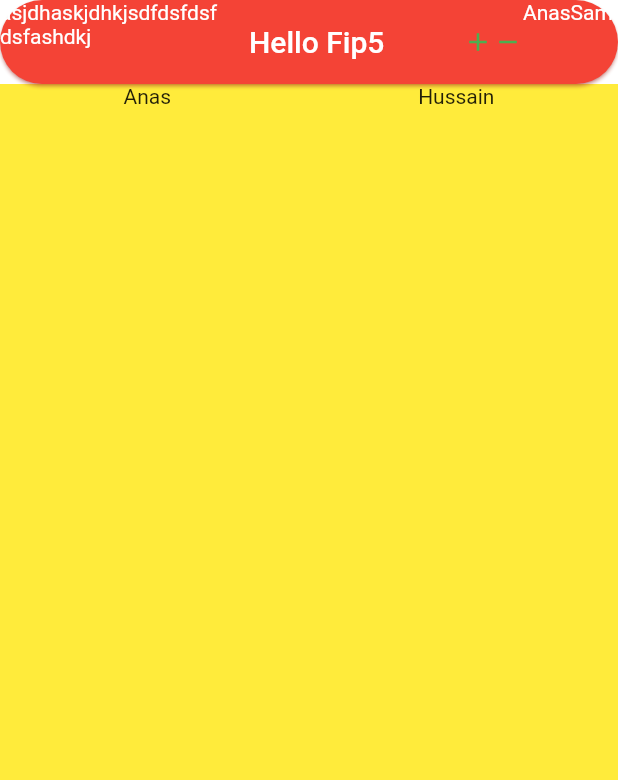
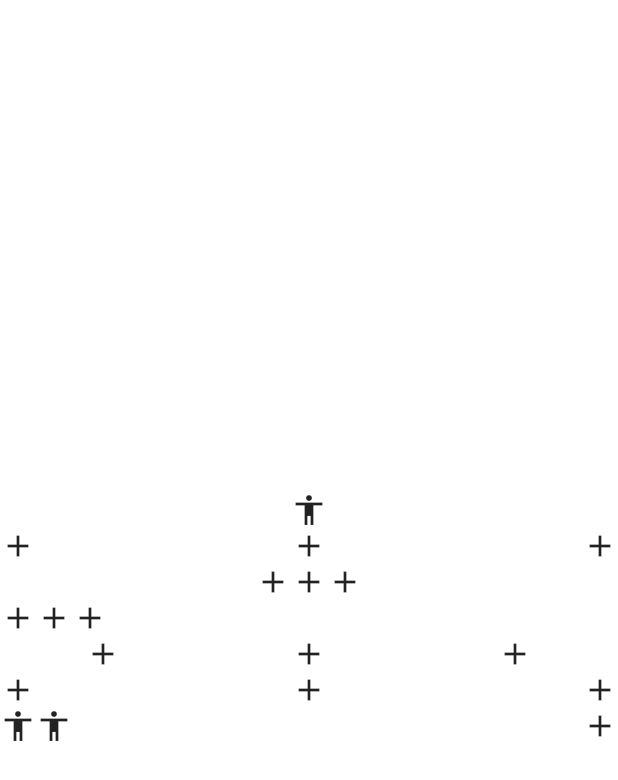
Before and after one commit to anassrasheed/fip5, a Flutter app: the screen it shows after launch, on a phone screen of 412 x 824 dp. Shown: the top 780 px of the screen. Run offline on Flutter 3.47's test engine with Material 2 defaults, Android fonts, the phone set to English and light mode, and no system bars.

Commit message:
feat: handle row and column

```diff
--- a/lib/main_ui.dart
+++ b/lib/main_ui.dart
@@ -1,3 +1,4 @@
+import 'package:fip5/task.dart';
 import 'package:flutter/material.dart';
 
 void main() {
@@ -15,7 +16,7 @@ class _MyAppState extends State<MyApp> {
   @override
   Widget build(BuildContext context) {
     return MaterialApp(
-      home: FirstScreen(), // first screen
+      home: TaskScreen(), // first screen
       theme: ThemeData(
           // colors
           primaryColor: Colors.black,
--- /dev/null
+++ b/lib/task.dart
@@ -0,0 +1,139 @@
+import 'package:flutter/material.dart';
+
+class TaskScreen extends StatefulWidget {
+  const TaskScreen({Key? key}) : super(key: key);
+
+  @override
+  State<TaskScreen> createState() => _TaskScreenState();
+}
+
+class _TaskScreenState extends State<TaskScreen> {
+  @override
+  Widget build(BuildContext context) {
+    print(MediaQuery.of(context).size.width);
+    return SafeArea(
+      child: Scaffold(
+          body:
+              //   Center(
+              // child:
+              // Container(
+              //     color: Colors.red,
+              //     width: double.infinity,
+              //     height: MediaQuery.of(context).size.height / 4, // 200  411
+              //     child: Row(
+              //       children: [
+              //         Text("Hello"),
+              //         Text("Hello"),
+              //         Text("Hello"),
+              //         Text("Hello"),
+              //       ],
+              //       mainAxisAlignment: MainAxisAlignment.spaceAround,
+              //       crossAxisAlignment: CrossAxisAlignment.center,
+              //     )
+              // Column(
+              //   children: [
+              //     Text("Hello"),
+              //     Text("Hello"),
+              //     Text("Hello"),
+              //     // Row(
+              //     //   children: [
+              //     //     Text("Hellosdfsdfsdfds"),
+              //     //   ],
+              //     // ),
+              //     Text(
+              //       "Hello",
+              //       style: TextStyle(backgroundColor: Colors.green),
+              //     ),
+              //   ],
+              //   mainAxisAlignment: MainAxisAlignment.spaceAround,
+              //   crossAxisAlignment: CrossAxisAlignment.start,
+              // ),
+
+              Center(
+        child: Column(mainAxisAlignment: MainAxisAlignment.center, children: [
+          Icon(Icons.accessibility),
+          Row(
+            mainAxisAlignment: MainAxisAlignment.spaceBetween,
+            children: [
+              Icon(Icons.add),
+              Icon(Icons.add),
+              Icon(Icons.add),
+            ],
+          ),
+          Row(
+            mainAxisAlignment: MainAxisAlignment.center,
+            children: [
+              Icon(Icons.add),
+              Icon(Icons.add),
+              Icon(Icons.add),
+            ],
+          ),
+          Row(
+            mainAxisAlignment: MainAxisAlignment.start,
+            children: [
+              Icon(Icons.add),
+              Icon(Icons.add),
+              Icon(Icons.add),
+            ],
+          ),
+          Row(
+            mainAxisAlignment: MainAxisAlignment.spaceAround,
+            children: [
+              Icon(Icons.add),
+              Icon(Icons.add),
+              Icon(Icons.add),
+            ],
+          ),
+          Row(
+            mainAxisAlignment: MainAxisAlignment.spaceBetween,
+            children: [
+              Icon(Icons.add),
+              Icon(Icons.add),
+              Icon(Icons.add),
+            ],
+          ),
+          Row(
+            mainAxisAlignment: MainAxisAlignment.spaceBetween,
+            children: [
+              Row(
+                children: [
+                  Icon(Icons.accessibility),
+                  Icon(Icons.accessibility),
+                ],
+              ),
+              Icon(Icons.add),
+            ],
+          )
+        ]),
+      )
+          //     Center(
+          //         child: Column(
+          //   mainAxisAlignment: MainAxisAlignment.center,
+          //   crossAxisAlignment: CrossAxisAlignment.center,
+          //   children: [
+          //     Row(
+          //       mainAxisAlignment: MainAxisAlignment.spaceBetween,
+          //       children: [Icon(Icons.add), Icon(Icons.add), Icon(Icons.add)],
+          //     ),
+          //     Row(
+          //       mainAxisAlignment: MainAxisAlignment.center,
+          //       children: [Icon(Icons.add), Icon(Icons.add), Icon(Icons.add)],
+          //     ),
+          //     Row(
+          //       mainAxisAlignment: MainAxisAlignment.start,
+          //       children: [Icon(Icons.add), Icon(Icons.add), Icon(Icons.add)],
+          //     ),
+          //     Row(
+          //       mainAxisAlignment: MainAxisAlignment.spaceAround,
+          //       children: [Icon(Icons.add), Icon(Icons.add), Icon(Icons.add)],
+          //     ),
+          //     Row(
+          //       mainAxisAlignment: MainAxisAlignment.spaceBetween,
+          //       children: [Icon(Icons.add), Icon(Icons.add), Icon(Icons.add)],
+          //     ),
+          //   ],
+          // )),
+          ),
+    );
+  }
+}
```
